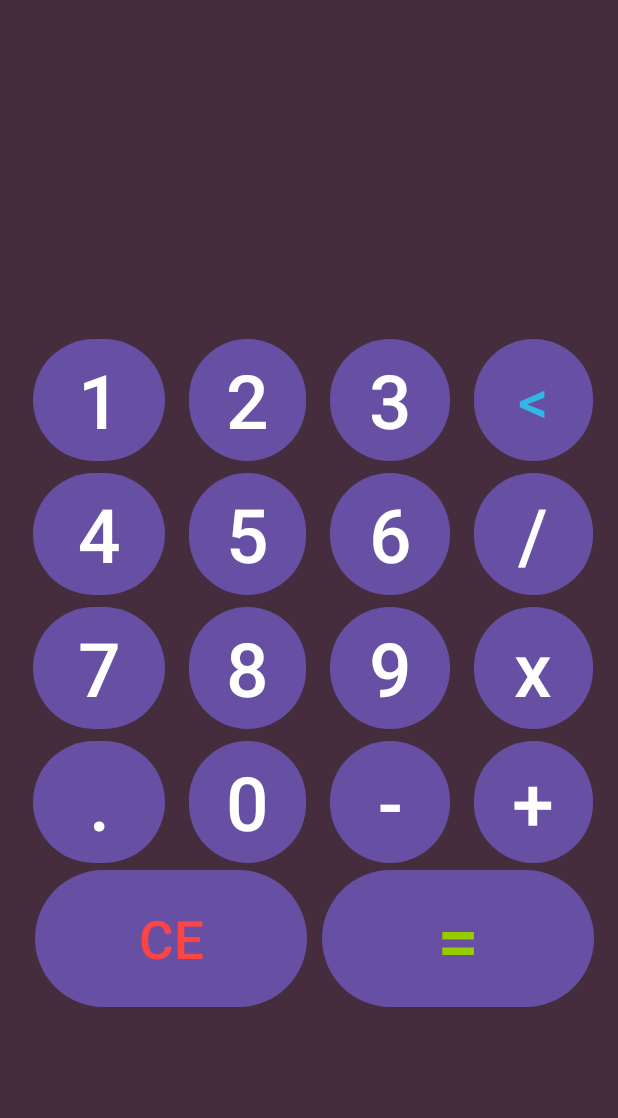
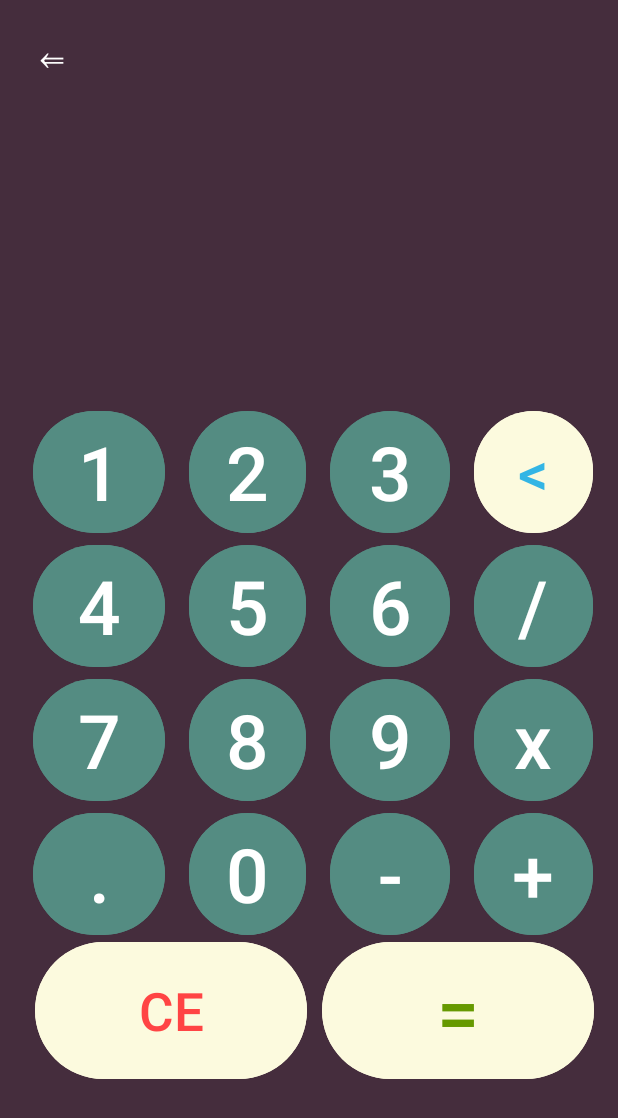
Before and after one commit to LuciaES24/CalculadoraIMC, an Android app: the CalcLuciaActivity screen opened directly, with no data from a screen before it, on a phone screen of 412 x 824 dp. Shown: the top 1118 px of the screen. Run offline under Robolectric (Android 15) with nearby library versions, the phone set to English and light mode, and no system bars.

Commit message:
añadidos botones atras

```diff
--- a/app/src/main/java/com/lespsan543/calculadoraimc/CalcLuciaActivity.kt
+++ b/app/src/main/java/com/lespsan543/calculadoraimc/CalcLuciaActivity.kt
@@ -31,6 +31,7 @@ class CalcLuciaActivity : AppCompatActivity() {
     lateinit var botonIgual : Button
     lateinit var botonDEL : Button
     lateinit var botonCE : Button
+    lateinit var botonAtras : Button
 
     /**
      * @param calculo objeto de la clase Calculo()
@@ -71,6 +72,7 @@ class CalcLuciaActivity : AppCompatActivity() {
         botonIgual = findViewById(R.id.botonIgual)
         botonDEL = findViewById(R.id.DEL)
         botonCE = findViewById(R.id.botonCE)
+        botonAtras = findViewById(R.id.botonAtrasCalcLucia)
     }
 
     /**
@@ -95,6 +97,7 @@ class CalcLuciaActivity : AppCompatActivity() {
         botonIgual.setOnClickListener { pulsarIgual(textoCalcular) }
         botonDEL.setOnClickListener { calculo.pulsarDEL(textoCalcular) }
         botonCE.setOnClickListener { calculo.pulsarCE(textoCalcular) }
+        botonAtras.setOnClickListener { onBackPressed() }
     }
 
     /**
--- a/app/src/main/res/layout/activity_calc_lucia.xml
+++ b/app/src/main/res/layout/activity_calc_lucia.xml
@@ -7,14 +7,26 @@
     tools:context=".CalcLuciaActivity"
     android:layout_gravity="center">
 
+    <Button
+        android:id="@+id/botonAtrasCalcLucia"
+        android:layout_width="70dp"
+        android:layout_height="70dp"
+        android:background="@android:color/transparent"
+        android:text="@string/simbolo_atras"
+        android:textAlignment="center"
+        android:textColor="@color/white"
+        android:textSize="25sp"
+        tools:ignore="MissingConstraints" />
+
     <TextView
         android:id="@+id/mostrarCalculos"
-        android:layout_width="425dp"
-        android:layout_height="222dp"
+        android:layout_width="410dp"
+        android:layout_height="200dp"
         android:editable="false"
         android:minHeight="48dp"
         android:textAlignment="center"
         android:textColor="@color/white"
+        app:layout_constraintTop_toBottomOf="@id/botonAtrasCalcLucia"
         android:textSize="40sp"
         tools:ignore="MissingConstraints"/>
 
@@ -34,7 +46,8 @@
             android:width="75dp"
             android:height="75dp"
             android:text="@string/boton1"
-            android:textSize="50sp"></Button>
+            android:backgroundTint="@color/VerdeOscuro"
+            android:textSize="50sp"/>
 
         <Button
             android:id="@+id/boton4"
@@ -43,7 +56,8 @@
             android:width="75dp"
             android:height="75dp"
             android:text="@string/boton4"
-            android:textSize="50sp"></Button>
+            android:backgroundTint="@color/VerdeOscuro"
+            android:textSize="50sp"/>
 
         <Button
             android:id="@+id/boton7"
@@ -52,7 +66,8 @@
             android:width="75dp"
             android:height="75dp"
             android:text="@string/boton7"
-            android:textSize="50sp"></Button>
+            android:backgroundTint="@color/VerdeOscuro"
+            android:textSize="50sp"/>
 
         <Button
             android:id="@+id/decimal"
@@ -61,7 +76,8 @@
             android:width="75dp"
             android:height="75dp"
             android:text="@string/botonDecimal"
-            android:textSize="50sp"></Button>
+            android:backgroundTint="@color/VerdeOscuro"
+            android:textSize="50sp"/>
 
     </LinearLayout>
 
@@ -82,7 +98,8 @@
             android:width="75dp"
             android:height="75dp"
             android:text="@string/boton2"
-            android:textSize="50sp"></Button>
+            android:backgroundTint="@color/VerdeOscuro"
+            android:textSize="50sp"/>
 
         <Button
             android:id="@+id/boton5"
@@ -91,7 +108,8 @@
             android:width="75dp"
             android:height="75dp"
             android:text="@string/boton5"
-            android:textSize="50sp"></Button>
+            android:backgroundTint="@color/VerdeOscuro"
+            android:textSize="50sp"/>
 
         <Button
             android:id="@+id/boton8"
@@ -100,7 +118,8 @@
             android:width="75dp"
             android:height="75dp"
             android:text="@string/boton8"
-            android:textSize="50sp"></Button>
+            android:backgroundTint="@color/VerdeOscuro"
+            android:textSize="50sp"/>
 
         <Button
             android:id="@+id/boton0"
@@ -109,7 +128,8 @@
             android:width="75dp"
             android:height="75dp"
             android:text="@string/boton0"
-            android:textSize="50sp"></Button>
+            android:backgroundTint="@color/VerdeOscuro"
+            android:textSize="50sp"/>
     </LinearLayout>
 
     <LinearLayout
@@ -130,7 +150,8 @@
             android:width="75dp"
             android:height="75dp"
             android:text="@string/boton3"
-            android:textSize="50sp"></Button>
+            android:backgroundTint="@color/VerdeOscuro"
+            android:textSize="50sp"/>
 
         <Button
             android:id="@+id/boton6"
@@ -139,7 +160,8 @@
             android:width="75dp"
             android:height="75dp"
             android:text="@string/boton6"
-            android:textSize="50sp"></Button>
+            android:backgroundTint="@color/VerdeOscuro"
+            android:textSize="50sp"/>
 
         <Button
             android:id="@+id/boton9"
@@ -148,7 +170,8 @@
             android:width="75dp"
             android:height="75dp"
             android:text="@string/boton9"
-            android:textSize="50sp"></Button>
+            android:backgroundTint="@color/VerdeOscuro"
+            android:textSize="50sp"/>
 
         <Button
             android:id="@+id/botonRestar"
@@ -157,7 +180,8 @@
             android:width="75dp"
             android:height="75dp"
             android:text="@string/botonRestar"
-            android:textSize="50sp"></Button>
+            android:backgroundTint="@color/VerdeOscuro"
+            android:textSize="50sp"/>
 
     </LinearLayout>
 
@@ -179,7 +203,8 @@
             android:height="75dp"
             android:textColor="@android:color/holo_blue_light"
             android:text="@string/btnBorrar"
-            android:textSize="40sp"></Button>
+            android:backgroundTint="@color/Beige"
+            android:textSize="40sp"/>
 
         <Button
             android:id="@+id/botonDividir"
@@ -188,7 +213,8 @@
             android:width="75dp"
             android:height="75dp"
             android:text="@string/botonDividir"
-            android:textSize="50sp"></Button>
+            android:backgroundTint="@color/VerdeOscuro"
+            android:textSize="50sp"/>
 
         <Button
             android:id="@+id/botonmultiplicar"
@@ -197,7 +223,8 @@
             android:width="75dp"
             android:height="75dp"
             android:text="@string/botonMultiplicar"
-            android:textSize="50sp"></Button>
+            android:backgroundTint="@color/VerdeOscuro"
+            android:textSize="50sp"/>
 
         <Button
             android:id="@+id/botonSumar"
@@ -206,7 +233,8 @@
             android:width="75dp"
             android:height="75dp"
             android:text="@string/botonSuma"
-            android:textSize="50sp"></Button>
+            android:backgroundTint="@color/VerdeOscuro"
+            android:textSize="50sp"/>
 
     </LinearLayout>
 
@@ -228,7 +256,8 @@
             android:text="@string/botonCE"
             android:layout_marginRight="10dp"
             android:textColor="@android:color/holo_red_light"
-            android:textSize="35sp"></Button>
+            android:backgroundTint="@color/Beige"
+            android:textSize="35sp"/>
 
         <Button
             android:id="@+id/botonIgual"
@@ -237,8 +266,8 @@
             android:width="75dp"
             android:height="75dp"
             android:text="@string/botonIgual"
-            android:textColor="@android:color/holo_green_light"
-            android:textSize="50sp"></Button>
+            android:textColor="@android:color/holo_green_dark"
+            android:backgroundTint="@color/Beige" android:textSize="50sp"/>
 
     </LinearLayout>
 
--- a/app/src/main/res/values/strings.xml
+++ b/app/src/main/res/values/strings.xml
@@ -41,4 +41,5 @@
     <string name="imc1">IMC</string>
     <string name="salir">Salir</string>
     <string name="ResultadoIMC">Resultado</string>
+    <string name="simbolo_atras"><![CDATA[⇐]]></string>
 </resources>
```
Also changed, not shown: app/src/main/java/com/lespsan543/calculadoraimc/IMCActivity.kt (+5 -11 lines), app/src/main/java/com/lespsan543/calculadoraimc/IMCResultadoActivity.kt (+8 -4 lines), app/src/main/res/layout/activity_imcactivity.xml (+22 -28 lines), app/src/main/res/layout/activity_imcresultado.xml (+33 -18 lines).
